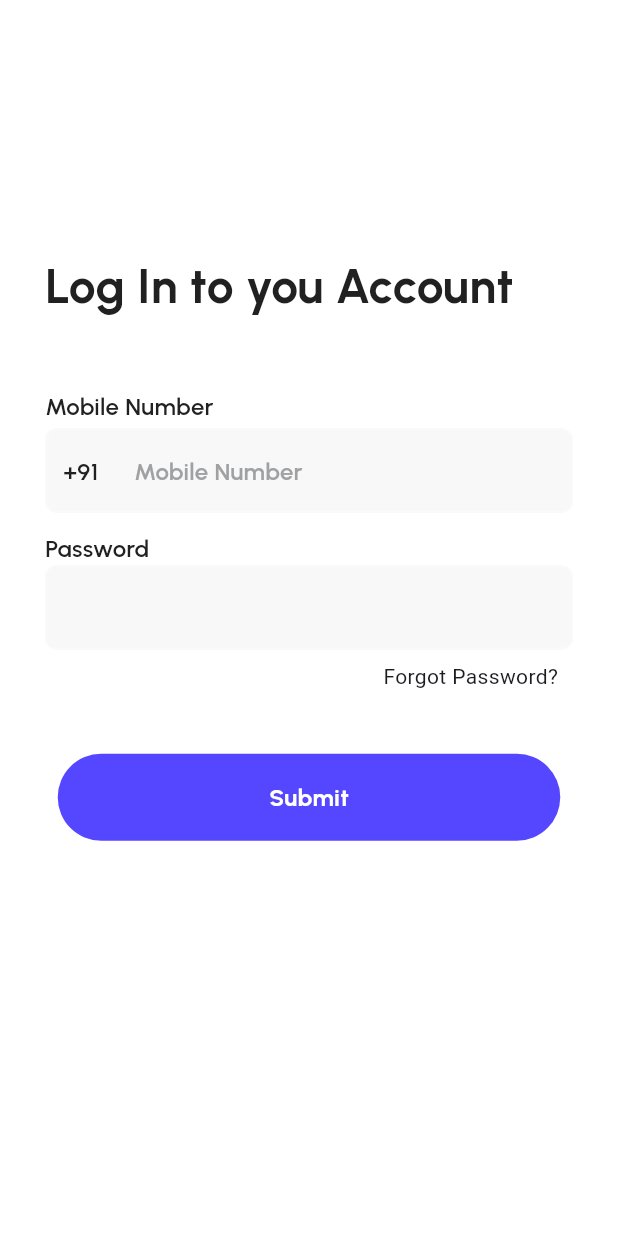
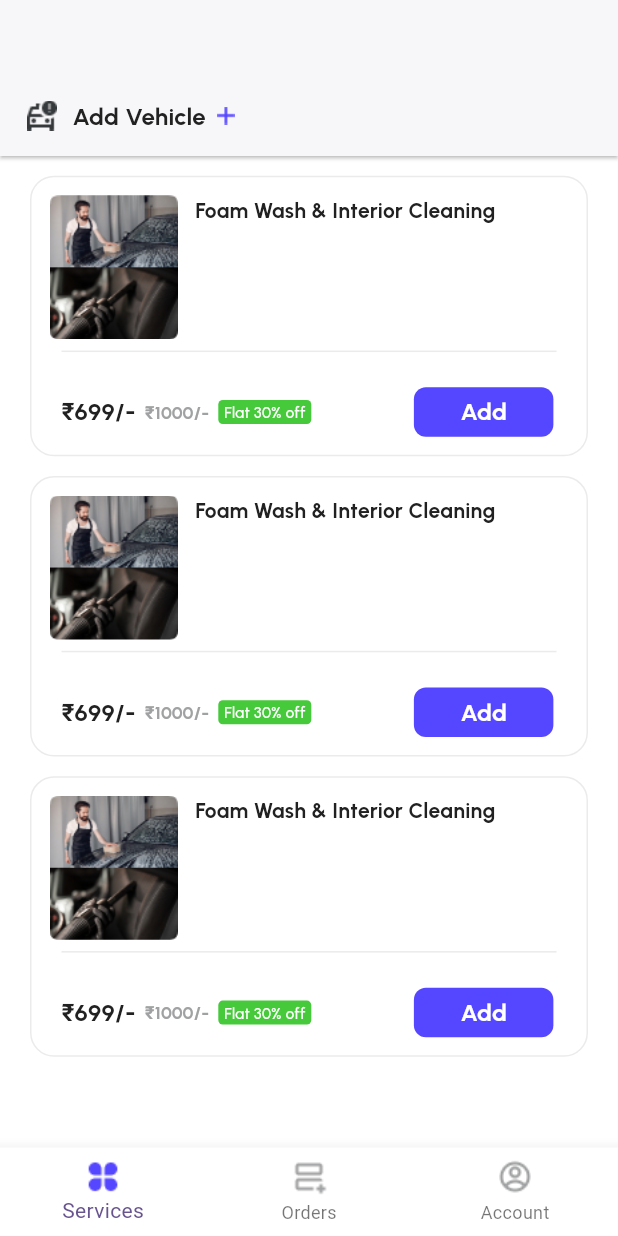
Before and after one commit to aryan-jha/wheel-and-clean, a Flutter app: the screen it shows after launch, on a phone screen of 412 x 824 dp. Run offline on Flutter 3.47's test engine with Material 3 defaults, Android fonts, the light colour scheme and no system bars; our stand-ins replace google_fonts, smooth_page_indicator; missing offline and left inert: dart:ffi.

Commit message:
commiting services screen

```diff
--- a/lib/buttons/my_buttons.dart
+++ b/lib/buttons/my_buttons.dart
@@ -2,9 +2,7 @@ import 'package:flutter/material.dart';
 import 'package:wheel_and_clean/themes/colors.dart';
 import 'package:wheel_and_clean/themes/text_style.dart';
 
-
 class MyNumberTextFormField extends StatelessWidget {
-
   MyNumberTextFormField({
     super.key,
   });
@@ -57,6 +55,106 @@ class MyNumberTextFormField extends StatelessWidget {
   }
 }
 
+class MyCard extends StatelessWidget {
+  String headline = "";
+  String discountedPrice = "";
+  String discount = "";
+  String actualPrice = "";
+
+  MyCard({
+    super.key,
+    required this.headline,
+    required this.discountedPrice,
+    required this.discount,
+    required this.actualPrice,
+  });
+
+  @override
+  Widget build(BuildContext context) {
+    return Container(
+      height: 187,
+      width: double.infinity,
+      decoration: BoxDecoration(
+        border: Border.all(color: Color(0xffEBEBEB), width: 1),
+        color: Colors.white,
+        borderRadius: BorderRadius.circular(16),
+      ),
+      child: Column(
+        children: [
+          Row(
+            mainAxisAlignment: MainAxisAlignment.start,
+            crossAxisAlignment: CrossAxisAlignment.start,
+            children: [
+              Padding(
+                padding: const EdgeInsets.only(left: 1, top: 12),
+                child: ClipRRect(
+                  borderRadius: BorderRadius.circular(16),
+                  child: Image(
+                      height: 96,
+                      width: 108,
+                      image:
+                          AssetImage('assets/screensAsset/Group 161805.png')),
+                ),
+              ),
+              Padding(
+                padding: const EdgeInsets.only(top: 12),
+                child: Text(
+                  '$headline',
+                  style: headlineFont,
+                ),
+              )
+            ],
+          ),
+          Padding(
+            padding: const EdgeInsets.symmetric(horizontal: 20),
+            child: Divider(
+              color: Color(0xffEBEBEB),
+            ),
+          ),
+          SizedBox(
+            height: 8,
+          ),
+          Padding(
+            padding:
+                const EdgeInsets.only(left: 20, right: 20, top: 8, bottom: 12),
+            child: Row(
+              children: [
+                Text(
+                  "\u20B9$discountedPrice/-",
+                  style: headlineFont.copyWith(fontSize: 16),
+                ),
+                SizedBox(width: 6),
+                Text(
+                  "\u20B9$actualPrice/-",
+                  style: headlineFont.copyWith(
+                      fontSize: 12, color: AppColors.translucentBlack),
+                ),
+                SizedBox(width: 6),
+                Container(
+                  height: 16,
+                  width: 62,
+                  decoration: BoxDecoration(
+                      color: AppColors.discountColor,
+                      borderRadius: BorderRadius.circular(3)),
+                  child: Center(
+                      child: Text(
+                    'Flat $discount% off',
+                    style: discountFont,
+                  )),
+                ),
+                SizedBox(
+                  width: MediaQuery.of(context).size.width * 0.166,
+                ),
+                button(value: "Add", height: 33, width: 93)
+              ],
+            ),
+          )
+        ],
+      ),
+    );
+  }
+}
+
 InkWell myPasswordTextFormField(
     {var textEditingController,
     String hint = "",
@@ -83,7 +181,9 @@ InkWell myPasswordTextFormField(
         decoration: InputDecoration(
 
             // prefixText: "+91",
-            hintText: hint,
+            hintText: "Password",
+            hintStyle: loginMobileNumberFont.copyWith(
+                color: AppColors.translucentBlack),
             focusColor: const Color.fromARGB(255, 255, 16, 16),
             filled: true,
             fillColor: (isFocused)
@@ -106,8 +206,7 @@ Container button(
     height: height,
     width: width,
     decoration: BoxDecoration(
-        color: const Color(0xff5546FF),
-        borderRadius: BorderRadius.circular(60)),
+        color: const Color(0xff5546FF), borderRadius: BorderRadius.circular(8)),
     child: Center(child: Text("$value", style: blueButtonFontStyling)),
   );
 }
--- a/lib/main.dart
+++ b/lib/main.dart
@@ -1,6 +1,7 @@
 import 'package:flutter/material.dart';
 import 'package:wheel_and_clean/Splash_screen/splash_screen.dart';
 import 'package:wheel_and_clean/screens/login_screen.dart';
+import 'package:wheel_and_clean/screens/services_screen.dart';
 import 'package:wheel_and_clean/screens/temp_screen.dart';
 import 'package:wheel_and_clean/screens/tutorial_screen.dart';
 
@@ -21,7 +22,7 @@ class MyApp extends StatelessWidget {
         colorScheme: ColorScheme.fromSeed(seedColor: Colors.deepPurple),
         useMaterial3: true,
       ),
-      home: const Loginscreen(),
+      home: const ServicesScreen(),
     );
   }
 }
--- /dev/null
+++ b/lib/screens/services_screen.dart
@@ -0,0 +1,115 @@
+import 'dart:ffi';
+
+import 'package:flutter/material.dart';
+import 'package:wheel_and_clean/buttons/my_buttons.dart';
+import 'package:wheel_and_clean/themes/text_style.dart';
+
+class ServicesScreen extends StatefulWidget {
+  const ServicesScreen({super.key});
+
+  @override
+  State<ServicesScreen> createState() => _ServicesScreenState();
+}
+
+class _ServicesScreenState extends State<ServicesScreen> {
+  @override
+  Widget build(BuildContext context) {
+    return Scaffold(
+      backgroundColor: Colors.white,
+      bottomNavigationBar: BottomNavigationBar(
+          backgroundColor: Colors.white,
+          items: const <BottomNavigationBarItem>[
+            BottomNavigationBarItem(
+              icon:
+                  Image(image: AssetImage('assets/screensAsset/apps-fill.png')),
+              label: "Services",
+            ),
+            BottomNavigationBarItem(
+              icon: Image(
+                  image: AssetImage('assets/screensAsset/splitscreen_add.png')),
+              label: "Orders",
+            ),
+            BottomNavigationBarItem(
+              icon: Image(
+                  image: AssetImage(
+                      'assets/screensAsset/account-circle-line.png')),
+              label: "Account",
+            ),
+          ]),
+      appBar: AppBar(
+          elevation: 1,
+          backgroundColor: const Color.fromARGB(255, 255, 255, 255),
+          shadowColor: const Color.fromARGB(255, 204, 204, 204),
+          toolbarHeight: 104,
+          title: Padding(
+            padding: const EdgeInsets.only(top: 50),
+            child: Row(
+              mainAxisAlignment: MainAxisAlignment.start,
+              children: [
+                Image(
+                  height: 24,
+                  width: 24,
+                  image: AssetImage('assets/screensAsset/taxi_alert.png'),
+                ),
+                SizedBox(
+                  width: MediaQuery.of(context).size.width * 0.020,
+                ),
+                Text(
+                  "Add Vehicle",
+                  style: headlineFont.copyWith(fontSize: 16),
+                ),
+                SizedBox(
+                  width: MediaQuery.of(context).size.width * 0.008,
+                ),
+                Container(
+                  height: 20,
+                  width: 20,
+                  child: Image(
+                      height: 11.67,
+                      width: 11.67,
+                      image: AssetImage('assets/screensAsset/add.png')),
+                )
+              ],
+            ),
+          )),
+      body: Padding(
+        padding: EdgeInsets.symmetric(horizontal: 20),
+        child: SingleChildScrollView(
+          child: Column(
+            // mainAxisAlignment: MainAxisAlignment.start,
+            crossAxisAlignment: CrossAxisAlignment.center,
+            children: [
+              SizedBox(
+                height: MediaQuery.of(context).size.height * 0.016,
+              ),
+              MyCard(
+                headline: "Foam Wash & Interior Cleaning",
+                discountedPrice: "699",
+                discount: "30",
+                actualPrice: "1000",
+              ),
+              SizedBox(
+                height: MediaQuery.of(context).size.height * 0.016,
+              ),
+              MyCard(
+                headline: "Foam Wash & Interior Cleaning",
+                discountedPrice: "699",
+                discount: "30",
+                actualPrice: "1000",
+              ),
+              SizedBox(
+                height: MediaQuery.of(context).size.height * 0.016,
+              ),
+              MyCard(
+                headline: "Foam Wash & Interior Cleaning",
+                discountedPrice: "699",
+                discount: "30",
+                actualPrice: "1000",
+              ),
+            ],
+          ),
+        ),
+      ),
+    );
+  }
+}
--- a/lib/themes/text_style.dart
+++ b/lib/themes/text_style.dart
@@ -51,6 +51,13 @@ var descriptionFont = GoogleFonts.urbanist(
     letterSpacing: 0.2,
 );
 
+var discountFont = GoogleFonts.urbanist(
+    color: Colors.white,
+    fontSize: 10,
+    fontWeight: FontWeight.w500,
+    // letterSpacing: 0.2,
+);
+
 var blueButtonFontStyling = GoogleFonts.urbanist(
   color: Color(0xffFFFFFF),
   fontSize: 16,
```
Also changed, not shown: assets/screensAsset/Group 161805.png (added), assets/screensAsset/account-circle-line.png (added), assets/screensAsset/add.png (added), assets/screensAsset/apps-fill.png (added), assets/screensAsset/splitscreen_add.png (added), assets/screensAsset/taxi_alert.png (added).
